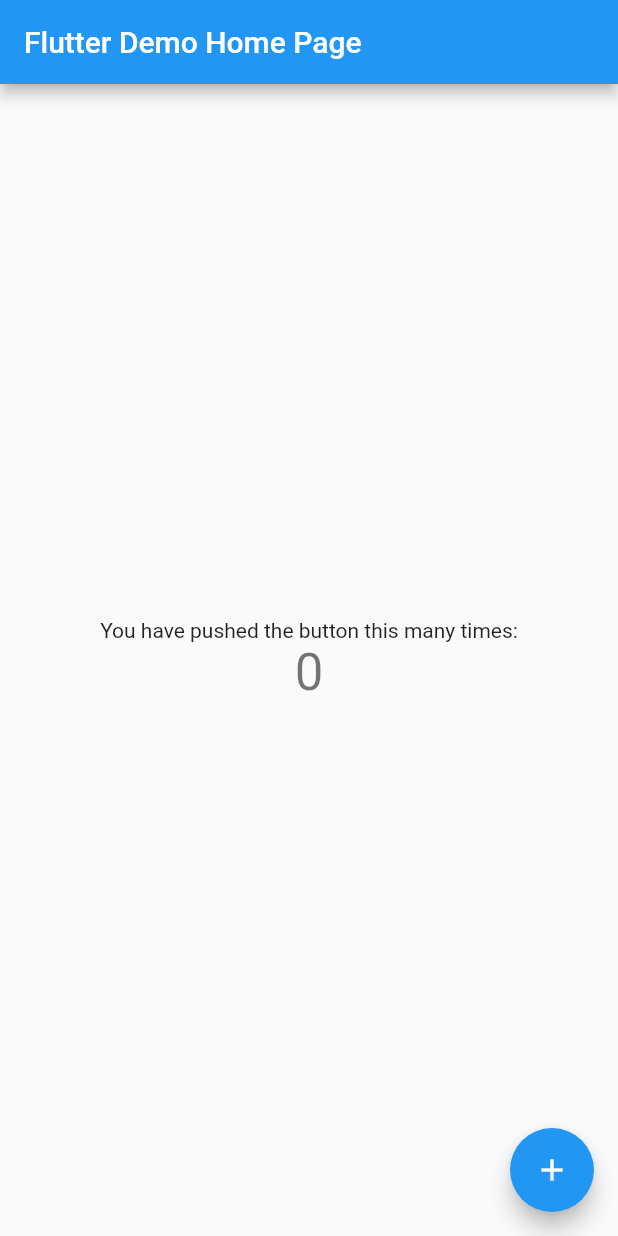
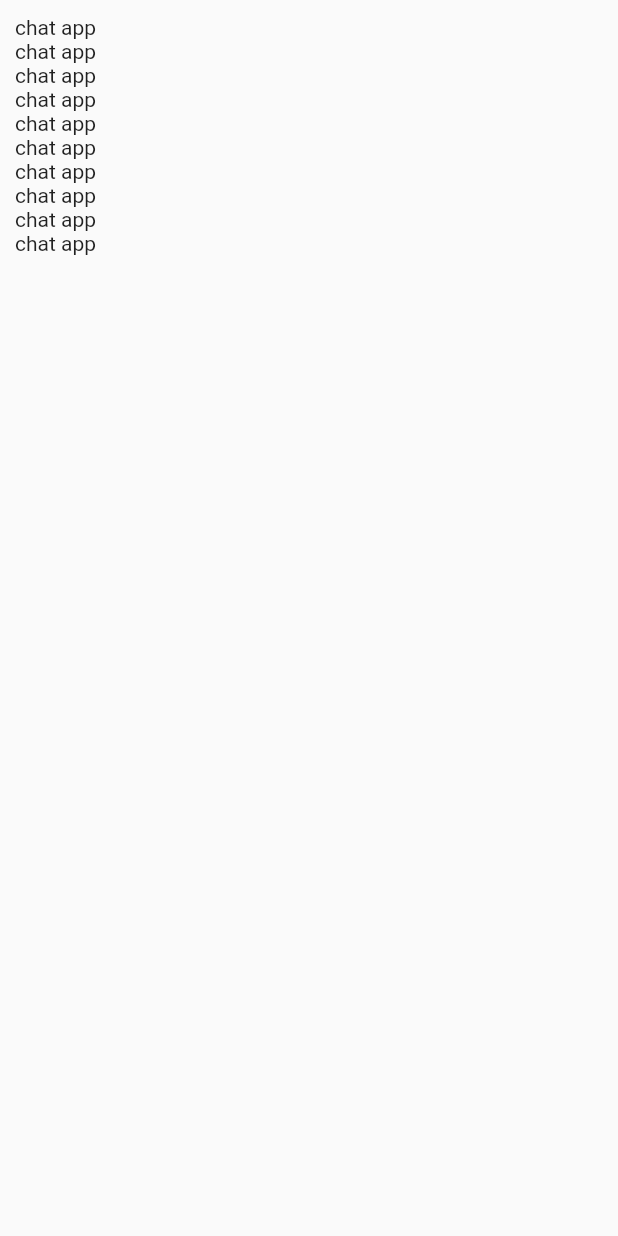
Before and after one commit to khsh90/Max-ChatApp-Section14, a Flutter app: the screen it shows after launch, on a phone screen of 412 x 824 dp. Run offline on Flutter 3.47's test engine with Material 2 defaults, Android fonts, the phone set to English and light mode, and no system bars.

Commit message:
link the app with flutter and add auth_screen and chat screen

```diff
--- a/lib/main.dart
+++ b/lib/main.dart
@@ -1,117 +1,20 @@
 import 'package:flutter/material.dart';
+import './screens/chat_screen.dart';
 
 void main() {
   runApp(MyApp());
 }
 
 class MyApp extends StatelessWidget {
-  // This widget is the root of your application.
   @override
   Widget build(BuildContext context) {
     return MaterialApp(
       title: 'Flutter Demo',
       theme: ThemeData(
-        // This is the theme of your application.
-        //
-        // Try running your application with "flutter run". You'll see the
-        // application has a blue toolbar. Then, without quitting the app, try
-        // changing the primarySwatch below to Colors.green and then invoke
-        // "hot reload" (press "r" in the console where you ran "flutter run",
-        // or simply save your changes to "hot reload" in a Flutter IDE).
-        // Notice that the counter didn't reset back to zero; the application
-        // is not restarted.
         primarySwatch: Colors.blue,
-        // This makes the visual density adapt to the platform that you run
-        // the app on. For desktop platforms, the controls will be smaller and
-        // closer together (more dense) than on mobile platforms.
         visualDensity: VisualDensity.adaptivePlatformDensity,
       ),
-      home: MyHomePage(title: 'Flutter Demo Home Page'),
+      home: ChatScreen(),
     );
   }
 }
-
-class MyHomePage extends StatefulWidget {
-  MyHomePage({Key key, this.title}) : super(key: key);
-
-  // This widget is the home page of your application. It is stateful, meaning
-  // that it has a State object (defined below) that contains fields that affect
-  // how it looks.
-
-  // This class is the configuration for the state. It holds the values (in this
-  // case the title) provided by the parent (in this case the App widget) and
-  // used by the build method of the State. Fields in a Widget subclass are
-  // always marked "final".
-
-  final String title;
-
-  @override
-  _MyHomePageState createState() => _MyHomePageState();
-}
-
-class _MyHomePageState extends State<MyHomePage> {
-  int _counter = 0;
-
-  void _incrementCounter() {
-    setState(() {
-      // This call to setState tells the Flutter framework that something has
-      // changed in this State, which causes it to rerun the build method below
-      // so that the display can reflect the updated values. If we changed
-      // _counter without calling setState(), then the build method would not be
-      // called again, and so nothing would appear to happen.
-      _counter++;
-    });
-  }
-
-  @override
-  Widget build(BuildContext context) {
-    // This method is rerun every time setState is called, for instance as done
-    // by the _incrementCounter method above.
-    //
-    // The Flutter framework has been optimized to make rerunning build methods
-    // fast, so that you can just rebuild anything that needs updating rather
-    // than having to individually change instances of widgets.
-    return Scaffold(
-      appBar: AppBar(
-        // Here we take the value from the MyHomePage object that was created by
-        // the App.build method, and use it to set our appbar title.
-        title: Text(widget.title),
-      ),
-      body: Center(
-        // Center is a layout widget. It takes a single child and positions it
-        // in the middle of the parent.
-        child: Column(
-          // Column is also a layout widget. It takes a list of children and
-          // arranges them vertically. By default, it sizes itself to fit its
-          // children horizontally, and tries to be as tall as its parent.
-          //
-          // Invoke "debug painting" (press "p" in the console, choose the
-          // "Toggle Debug Paint" action from the Flutter Inspector in Android
-          // Studio, or the "Toggle Debug Paint" command in Visual Studio Code)
-          // to see the wireframe for each widget.
-          //
-          // Column has various properties to control how it sizes itself and
-          // how it positions its children. Here we use mainAxisAlignment to
-          // center the children vertically; the main axis here is the vertical
-          // axis because Columns are vertical (the cross axis would be
-          // horizontal).
-          mainAxisAlignment: MainAxisAlignment.center,
-          children: <Widget>[
-            Text(
-              'You have pushed the button this many times:',
-            ),
-            Text(
-              '$_counter',
-              style: Theme.of(context).textTheme.headline4,
-            ),
-          ],
-        ),
-      ),
-      floatingActionButton: FloatingActionButton(
-        onPressed: _incrementCounter,
-        tooltip: 'Increment',
-        child: Icon(Icons.add),
-      ), // This trailing comma makes auto-formatting nicer for build methods.
-    );
-  }
-}
--- /dev/null
+++ b/lib/screens/chat_screen.dart
@@ -0,0 +1,15 @@
+import 'package:flutter/material.dart';
+
+class ChatScreen extends StatelessWidget {
+  @override
+  Widget build(BuildContext context) {
+    return Scaffold(
+        body: ListView.builder(
+      padding: EdgeInsets.all(10),
+      itemCount: 10,
+      itemBuilder: (context, index) => Container(
+        child: Text("chat app"),
+      ),
+    ));
+  }
+}
```
Also changed, not shown: lib/screens/auth_screen.dart (added), 3 other files.
